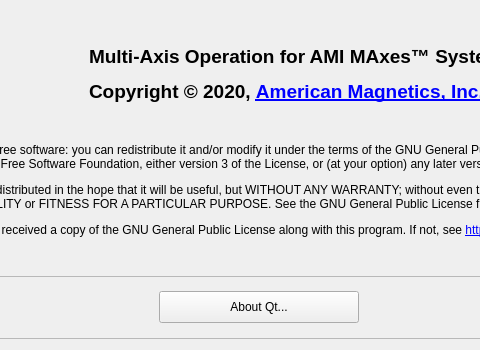
Above: Multi-Axis-Operation/aboutdialog.ui from American-Magnetics-Inc/multi-axis-operation before the change; both pictures show x 101 to 581 and y 0 to 350 of the 720 by 350 pixel window. Below: the same form after it.
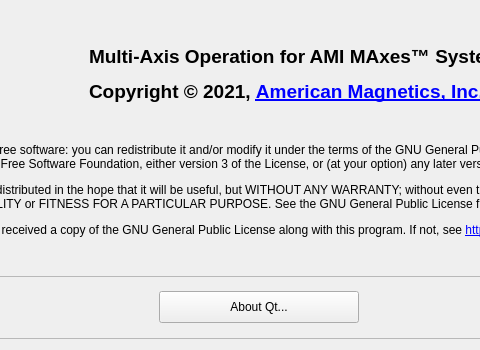
That is the form after the change. Icons and pictures are not drawn.

```diff
--- a/Multi-Axis-Operation/aboutdialog.ui
+++ b/Multi-Axis-Operation/aboutdialog.ui
@@ -58,13 +58,13 @@
      </property>
      <property name="font">
       <font>
+       <family>Segoe UI</family>
        <pointsize>14</pointsize>
-       <weight>75</weight>
        <bold>true</bold>
       </font>
      </property>
      <property name="text">
-      <string>&lt;html&gt;&lt;head/&gt;&lt;body&gt;&lt;p&gt;Multi-Axis Operation for AMI MAxes™ Systems&lt;/p&gt;&lt;p&gt;Copyright © 2020, &lt;a href=&quot;http://www.americanmagnetics.com&quot;&gt;&lt;span style=&quot; text-decoration: underline; color:#0000ff;&quot;&gt;American Magnetics, Inc.&lt;/span&gt;&lt;/a&gt;&lt;/p&gt;&lt;/body&gt;&lt;/html&gt;</string>
+      <string>&lt;html&gt;&lt;head/&gt;&lt;body&gt;&lt;p&gt;Multi-Axis Operation for AMI MAxes™ Systems&lt;/p&gt;&lt;p&gt;Copyright © 2021, &lt;a href=&quot;http://www.americanmagnetics.com&quot;&gt;&lt;span style=&quot; text-decoration: underline; color:#0000ff;&quot;&gt;American Magnetics, Inc.&lt;/span&gt;&lt;/a&gt;&lt;/p&gt;&lt;/body&gt;&lt;/html&gt;</string>
      </property>
      <property name="alignment">
       <set>Qt::AlignLeading|Qt::AlignLeft|Qt::AlignVCenter</set>
```
